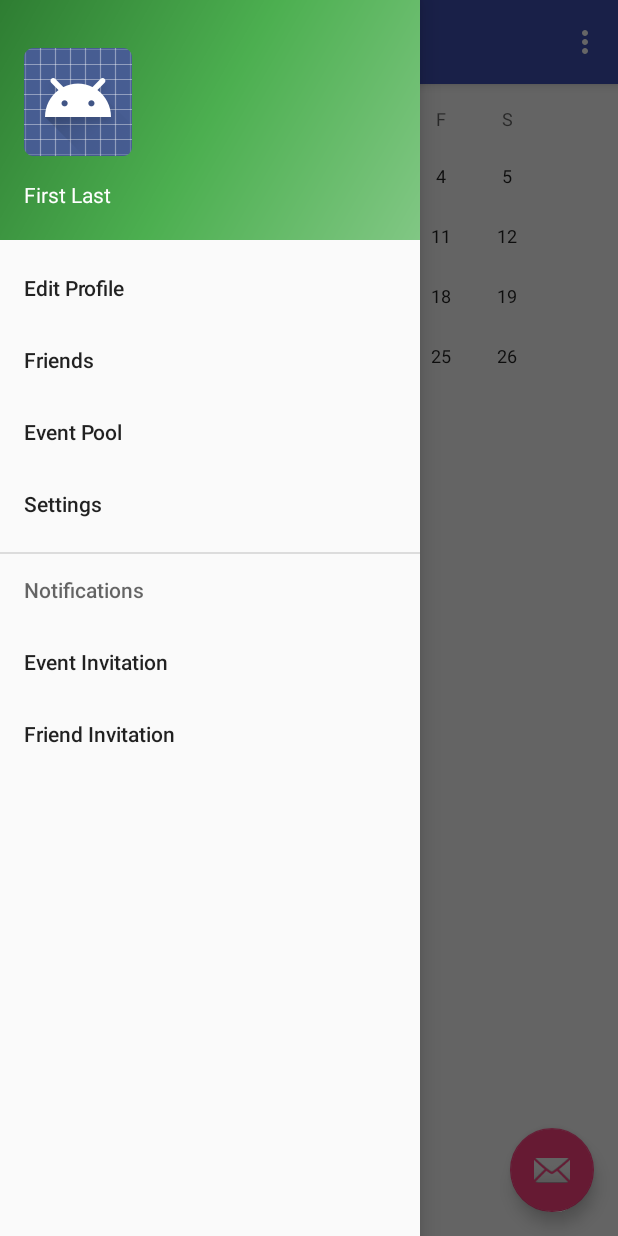
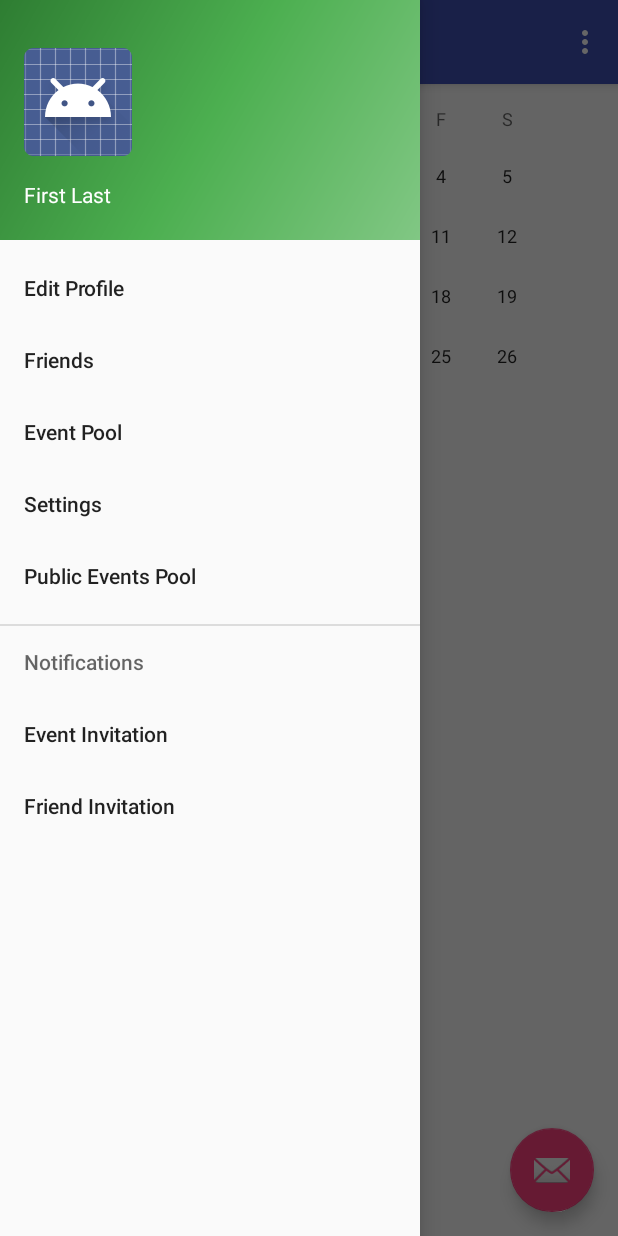
Before and after one commit to CSE403DEATHEATERS/cse403-16au-ACal, an Android app: the MainActivity screen opened directly, with no data from a screen before it, with the side drawer open, on a phone screen of 412 x 824 dp. Run offline under Robolectric (Android 15) with nearby library versions, the phone set to English and light mode, and no system bars.

Commit message:
Add public events pool page.

```diff
--- a/app/build.gradle
+++ b/app/build.gradle
@@ -32,6 +32,7 @@ dependencies {
     compile 'com.amazonaws:aws-android-sdk-core:2.2.+'
     compile 'com.amazonaws:aws-android-sdk-s3:2.2.+'
     compile 'com.amazonaws:aws-android-sdk-ddb:2.2.+'
+    compile 'com.android.support:support-v4:23.4.0'
     testCompile 'junit:junit:4.12'
     testCompile 'org.mockito:mockito-core:1.10.19'
 }
--- a/app/src/main/res/menu/activity_main_drawer.xml
+++ b/app/src/main/res/menu/activity_main_drawer.xml
@@ -16,6 +16,10 @@
         <item
             android:id="@+id/nav_settings"
             android:title="Settings" />
+
+        <item
+            android:id="@+id/nav_public_events_pool"
+            android:title="Public Events Pool" />
     </group>
 
     <item android:title="Notifications"
--- a/server/src/main/java/model/AmazonSESSample.java
+++ b/server/src/main/java/model/AmazonSESSample.java
@@ -1,6 +1,7 @@
 package model;
 import java.util.Properties;
 import javax.mail.*;
+import javax.mail.Message;
 import javax.mail.internet.*;
 
 public class AmazonSESSample {
```
Also changed, not shown: app/src/main/java/com/acalendar/acal/MainActivity.java (+10 -3 lines), app/src/main/java/com/acalendar/acal/SideMenu/PublicEventsPoolFragment.java (added, +30 -0 lines), app/src/main/res/layout/fragment_public_events_pool.xml (added, +13 -0 lines), 1 other file.
